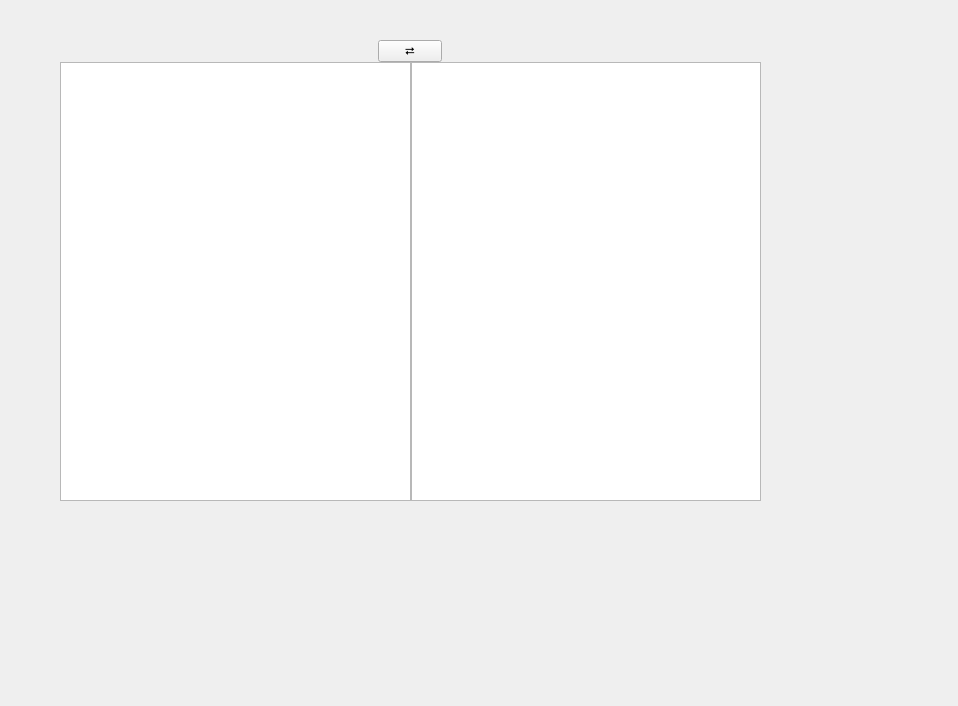
First picture: the form in src/Widgets/TextEditTranslateWidget.ui, repository KimYubin/SolTranslator, before the edit.
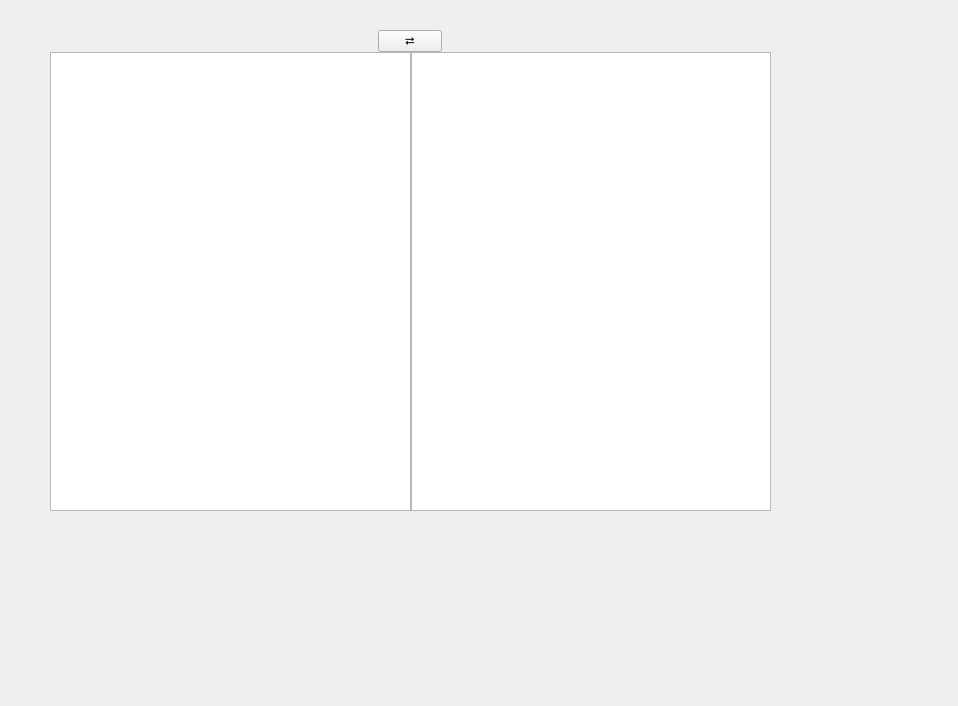
Second picture: the form after the edit.

Commit message:
[리펙] textEdit번역 connect 람다->함수로 변경. ui에서 내부 widget의 외부 마진 제거
1. textedit 번역의 connect가 람다라서 지저분했는데 그냥 함수로 변경

2. textedit 번역 widget이 자체적으로 외부 마진을 가지고 있었는데, 이를 제거함.
 - 위젯별 일관된 마진을 보여주기 위해, 메인widget이 관리하도록 변경
 - settingsWidget에서도 이렇게 사용중임. 내부 widget은 마진없음

3. 주석으로 남아있던 todo:검색 기능 추가예정 코드를 제거함
 - 미사용이었고, 기록만 남기려고 커밋했던 내용임.
 - 보기 불편해서 제거함.

What changed in the file:
```diff
--- a/src/Widgets/TextEditTranslateWidget.ui
+++ b/src/Widgets/TextEditTranslateWidget.ui
@@ -29,18 +29,6 @@
     </rect>
    </property>
    <layout class="QGridLayout" name="mainLayout">
-    <property name="leftMargin">
-     <number>10</number>
-    </property>
-    <property name="topMargin">
-     <number>10</number>
-    </property>
-    <property name="rightMargin">
-     <number>10</number>
-    </property>
-    <property name="bottomMargin">
-     <number>10</number>
-    </property>
     <property name="spacing">
      <number>0</number>
     </property>
```
The commit also changes 3 other files.
